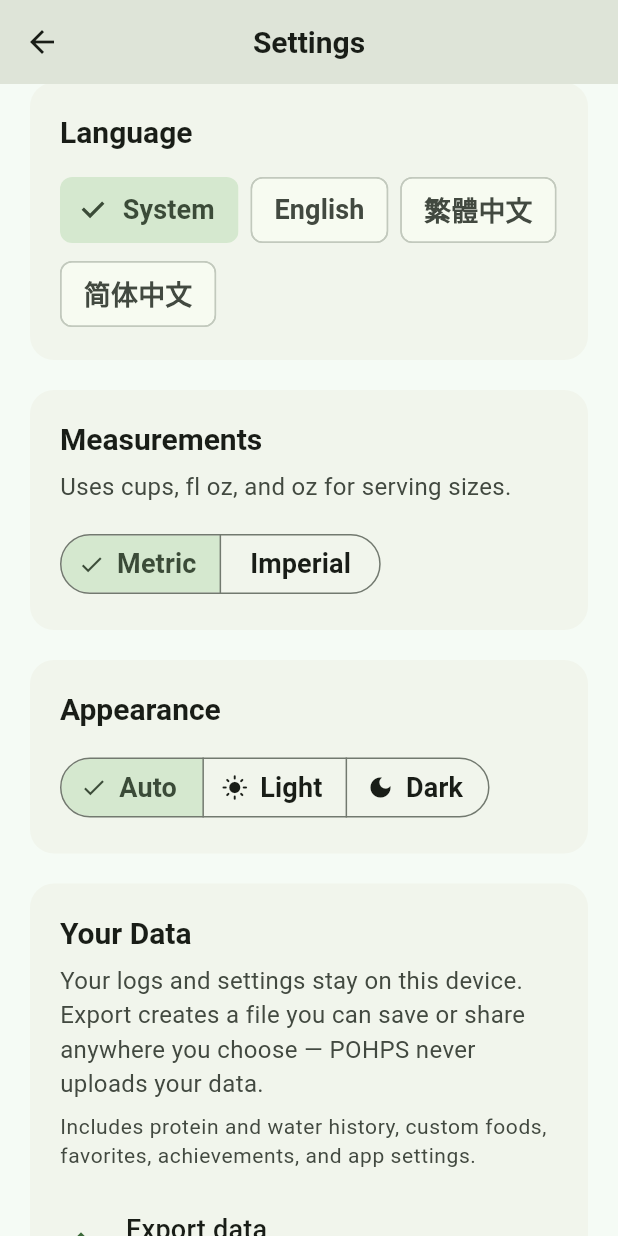
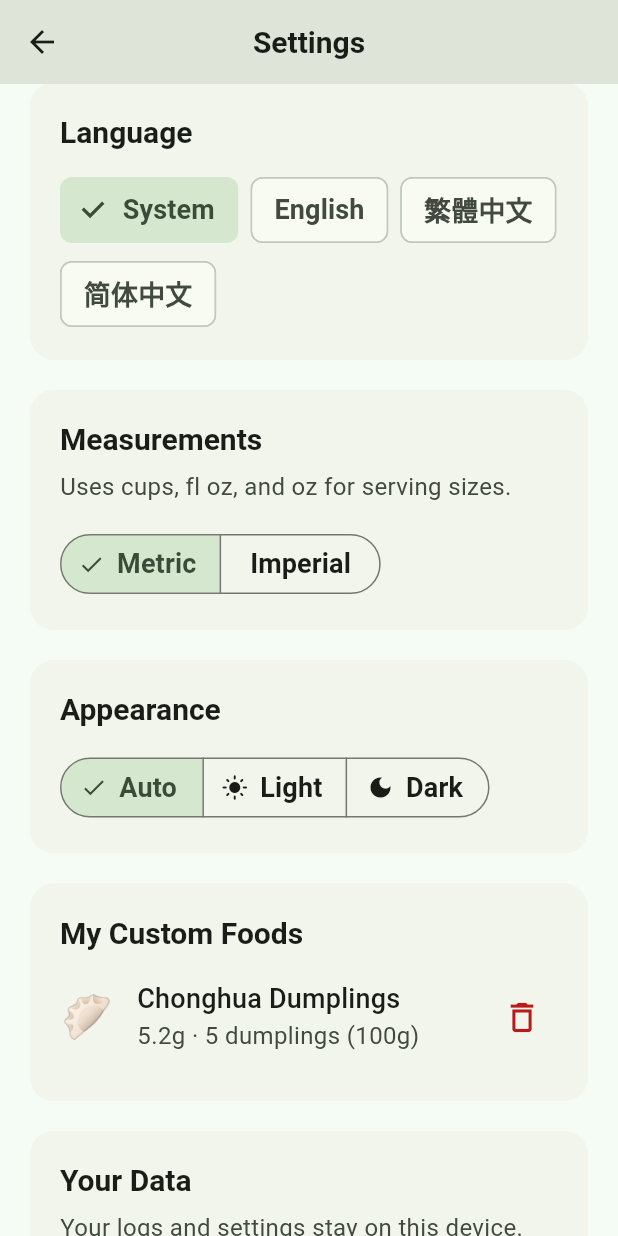
Before and after one commit to allanjchiang/pohps, a Flutter app: the SettingsScreen screen opened directly, scrolled down 576 dp, on a phone screen of 412 x 824 dp. Run offline on Flutter 3.47's test engine with Material 3 defaults, Android fonts, the phone set to English and light mode, and no system bars; our stand-ins replace file_picker, share_plus, shared_preferences; accounts and stored records are empty.

Commit message:
Add custom food dumpling

```diff
--- a/pohps/lib/food_data.dart
+++ b/pohps/lib/food_data.dart
@@ -233,6 +233,15 @@ const List<FoodItem> defaultFoods = [
     emoji: '🧈',
   ),
   FoodItem(
+    id: 'beancurd_skin',
+    name: 'Beancurd Skin',
+    category: categoryProteinBoosters,
+    proteinGrams: 25,
+    waterMlPerServing: 20,
+    servingSize: '50g',
+    emoji: '🥡',
+  ),
+  FoodItem(
     id: 'soy_meat',
     name: 'Soy Meat',
     category: categoryProteinBoosters,
@@ -353,6 +362,24 @@ const List<FoodItem> defaultFoods = [
     servingSize: '1 slice',
     emoji: '🍞',
   ),
+  FoodItem(
+    id: 'flour',
+    name: 'Flour',
+    category: categoryGrains,
+    proteinGrams: 10,
+    waterMlPerServing: 12,
+    servingSize: '100g',
+    emoji: '🌾',
+  ),
+  FoodItem(
+    id: 'glass_noodles',
+    name: 'Glass Noodles',
+    category: categoryGrains,
+    proteinGrams: 0,
+    waterMlPerServing: 10,
+    servingSize: '100g',
+    emoji: '🍜',
+  ),
 
   // Vegetables
   FoodItem(
@@ -399,6 +426,15 @@ const List<FoodItem> defaultFoods = [
     waterMlPerServing: 70,
     servingSize: '1 cup',
     emoji: '🥬',
+  ),
+  FoodItem(
+    id: 'carrots',
+    name: 'Carrots',
+    category: categoryVegetables,
+    proteinGrams: 1,
+    waterMlPerServing: 88,
+    servingSize: '100g',
+    emoji: '🥕',
   ),
   FoodItem(
     id: 'bok_choy',
@@ -746,6 +782,28 @@ const List<FoodItem> veganOnlyFoods = [
   ),
 ];
 
+/// Preset custom foods merged into My Foods on first launch.
+const List<FoodItem> defaultPresetCustomFoods = [
+  FoodItem(
+    id: 'chonghua_dumplings',
+    name: 'Chonghua Dumplings',
+    category: categoryOther,
+    proteinGrams: 5.2,
+    waterMlPerServing: 51,
+    servingSize: '5 dumplings (100g)',
+    emoji: '🥟',
+    isCustom: true,
+    components: [
+      CustomFoodComponent(sourceFoodId: 'flour', fraction: 0.35),
+      CustomFoodComponent(sourceFoodId: 'cabbage', fraction: 0.36),
+      CustomFoodComponent(sourceFoodId: 'carrots', fraction: 0.15),
+      CustomFoodComponent(sourceFoodId: 'glass_noodles', fraction: 0.10),
+      CustomFoodComponent(sourceFoodId: 'beancurd_skin', fraction: 0.16),
+      CustomFoodComponent(sourceFoodId: 'soy_meat', fraction: 0.08),
+    ],
+  ),
+];
+
 List<FoodItem> _insertAfterId(
   List<FoodItem> foods,
   String afterId,
--- a/pohps/lib/l10n/app_localizations.dart
+++ b/pohps/lib/l10n/app_localizations.dart
@@ -640,6 +640,7 @@ class AppLocalizations {
       'almond_milk' => _t('Almond Milk', '杏仁奶', '杏仁奶'),
       'soy_milk' => _t('Soy Milk', '豆漿', '豆浆'),
       'tofu' => _t('Tofu', '豆腐', '豆腐'),
+      'beancurd_skin' => _t('Beancurd Skin', '豆皮', '豆皮'),
       'soy_meat' => _t('Soy Meat', '素肉', '素肉'),
       'lentils' => _t('Lentils', '扁豆', '扁豆'),
       'chickpeas' => _t('Chickpeas', '鷹嘴豆', '鹰嘴豆'),
@@ -652,11 +653,14 @@ class AppLocalizations {
       'buckwheat' => _t('Buckwheat', '蕎麥', '荞麦'),
       'noodles' => _t('Noodles', '麵條', '面条'),
       'bread' => _t('Bread', '麵包', '面包'),
+      'flour' => _t('Flour', '麵粉', '面粉'),
+      'glass_noodles' => _t('Glass Noodles', '冬粉', '冬粉'),
       'potato' => _t('Potato', '馬鈴薯', '土豆'),
       'mushroom' => _t('Mushroom', '蘑菇', '蘑菇'),
       'cauliflower' => _t('Cauliflower', '花椰菜', '花椰菜'),
       'broccoli' => _t('Broccoli', '青花菜', '西兰花'),
       'cabbage' => _t('Cabbage', '高麗菜', '卷心菜'),
+      'carrots' => _t('Carrots', '紅蘿蔔', '胡萝卜'),
       'bok_choy' => _t('Bok Choy', '青江菜', '青菜'),
       'wombok' => _t('Wombok', '大白菜', '大白菜'),
       'capsicum' => _t('Capsicum', '甜椒', '甜椒'),
@@ -692,6 +696,8 @@ class AppLocalizations {
       'pumpkin_seeds' => _t('Pumpkin Seeds', '南瓜籽', '南瓜籽'),
       'nutritional_yeast' => _t('Nutritional Yeast', '營養酵母', '营养酵母'),
       'oils' => _t('Oils', '油脂', '油脂'),
+      'chonghua_dumplings' =>
+        _t('Chonghua Dumplings', '崇華水餃', '崇华水饺'),
       _ => fallback,
     };
   }
@@ -733,6 +739,12 @@ class AppLocalizations {
         _t('1 glass (350ml)', '1 杯（350ml）', '1 杯（350ml）'),
       '100g (firm)' => _t('100g (firm)', '100g（板豆腐）', '100g（老豆腐）'),
       '100g' => _t('100g', '100g', '100g'),
+      '50g' => _t('50g', '50g', '50g'),
+      '5 dumplings (100g)' => _t(
+        '5 dumplings (100g)',
+        '5 顆水餃（100g）',
+        '5 颗水饺（100g）',
+      ),
       '1/2 cup' => _t('1/2 cup', '½ 杯', '½ 杯'),
       '1 serving (85g)' =>
         _t('1 serving (85g)', '1 份（85g）', '1 份（85g）'),
@@ -776,6 +788,7 @@ class AppLocalizations {
         'soy_milk' => '½ pint (8 fl oz)',
         'broccoli' => '3 oz',
         'tofu' => '3.5 oz (firm)',
+        'beancurd_skin' => '1.75 oz',
         'soy_meat' => '3 oz',
         'lentils' => '7 oz cooked',
         'chickpeas' => '7 oz cooked',
@@ -788,10 +801,13 @@ class AppLocalizations {
         'buckwheat' => '6 oz cooked',
         'noodles' => '5 oz cooked',
         'bread' => '1 slice',
+        'flour' => '3.5 oz',
+        'glass_noodles' => '3.5 oz',
         'potato' => '1 medium (5 oz)',
         'mushroom' => '3 oz',
         'cauliflower' => '3 oz',
         'cabbage' => '2 oz',
+        'carrots' => '3.5 oz',
         'bok_choy' => '2 oz',
         'wombok' => '2 oz',
         'kale' => '2 oz',
@@ -827,6 +843,7 @@ class AppLocalizations {
         'pumpkin_seeds' => '1 oz',
         'nutritional_yeast' => '1 tbsp',
         'oils' => '1 tbsp',
+        'chonghua_dumplings' => '5 dumplings (3.5 oz)',
         _ => null,
       };
       if (byId != null) return byId;
--- a/pohps/lib/screens/settings_screen.dart
+++ b/pohps/lib/screens/settings_screen.dart
@@ -286,10 +286,12 @@ class SettingsScreen extends StatelessWidget {
                           contentPadding: EdgeInsets.zero,
                           leading: Text(food.emoji,
                               style: const TextStyle(fontSize: 28)),
-                          title: Text(food.name,
-                              style: theme.textTheme.titleMedium),
+                          title: Text(
+                            l10n.foodDisplayName(food.id, food.name),
+                            style: theme.textTheme.titleMedium,
+                          ),
                           subtitle: Text(
-                            '${food.proteinGrams.round()}g · ${l10n.servingDisplay(food.servingSize, foodId: food.isCustom ? null : food.id, system: appState.measurementSystem)}',
+                            '${food.proteinGrams.toStringAsFixed(food.proteinGrams == food.proteinGrams.roundToDouble() ? 0 : 1)}g · ${l10n.servingDisplay(food.servingSize, foodId: food.id, system: appState.measurementSystem)}',
                           ),
                           trailing: IconButton(
                             icon: Icon(Icons.delete_outline,
```
Also changed, not shown: pohps/lib/app_state.dart (+11 -0 lines).
